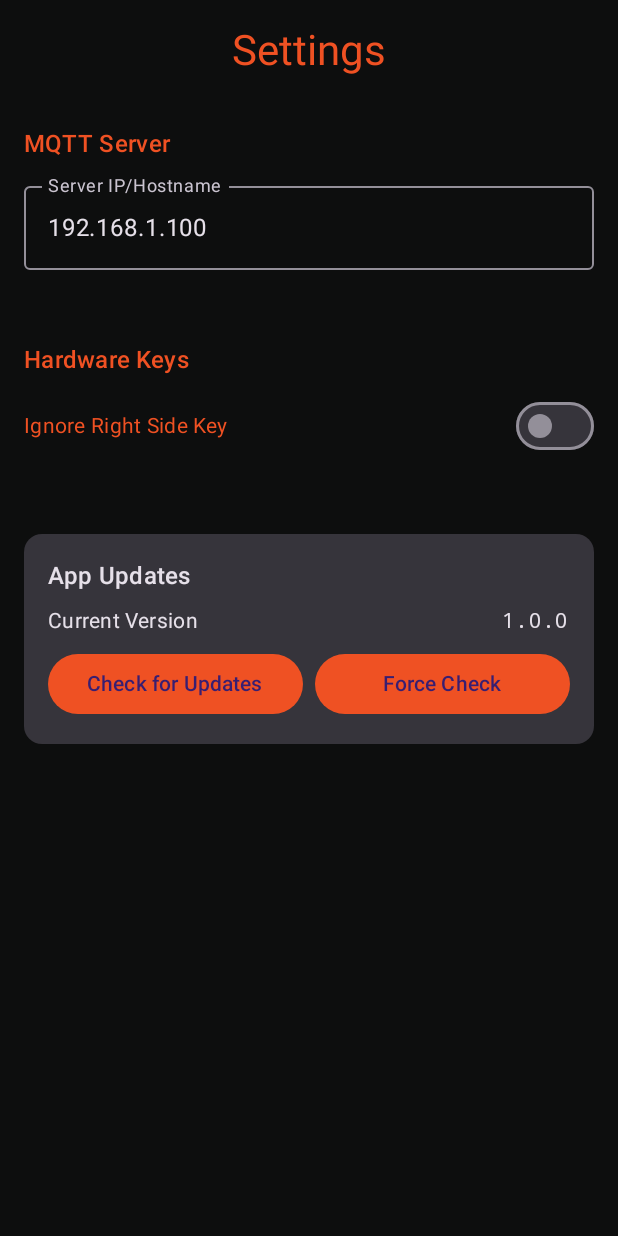
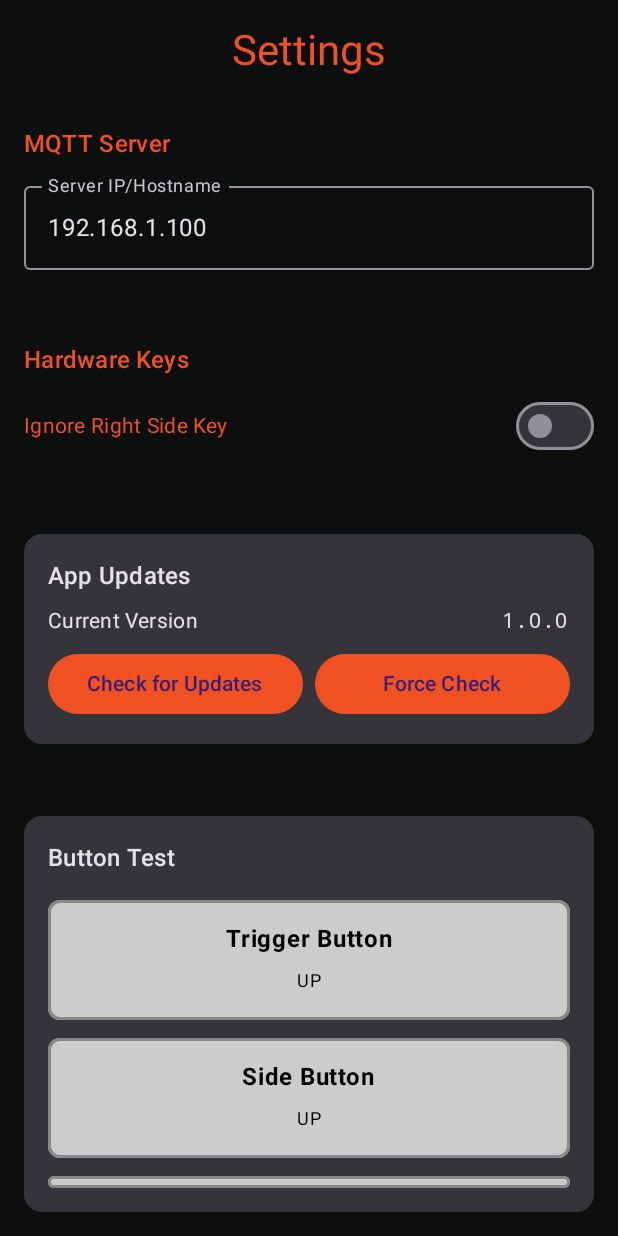
Before and after one commit to rainrental/Rainrental, an Android app built with Jetpack Compose: the composable SettingsScreen shown on its own in the app's theme, on a phone screen of 412 x 824 dp. Run offline under Robolectric (Android 15) with nearby library versions, the phone set to English and light mode, and no system bars; our stand-ins replace Dagger/Hilt's generated code; libraries missing offline, so code that uses them is left out: com.hivemq.client, com.rscja.deviceapi.

Commit message:
Add settings page with embedded button test functionality

```diff
--- a/app/src/main/java/org/rainrental/rainrentalrfid/app/MainApp.kt
+++ b/app/src/main/java/org/rainrental/rainrentalrfid/app/MainApp.kt
@@ -41,7 +41,6 @@ import org.rainrental.rainrentalrfid.home.presentation.HomeScreen
 import org.rainrental.rainrentalrfid.hunt.presentation.HuntScreen
 import org.rainrental.rainrentalrfid.inventory.presentation.InventoryScreen
 import org.rainrental.rainrentalrfid.continuousScanning.presentation.ContinuousScanningScreen
-import org.rainrental.rainrentalrfid.test.presentation.ButtonTestScreen
 import org.rainrental.rainrentalrfid.settings.presentation.SettingsScreen
 import org.rainrental.rainrentalrfid.toast.presentation.Toaster
 import org.rainrental.rainrentalrfid.auth.presentation.AuthScreen
@@ -115,7 +114,6 @@ fun MainApp(modifier: Modifier = Modifier) {
                             composable(NavigationRoutes.Radar.route) { RfidScreen() }
                             composable(NavigationRoutes.ContinuousScanning.route) { ContinuousScanningScreen() }
                             composable(NavigationRoutes.Inventory.route) { InventoryScreen() }
-                            composable(NavigationRoutes.ButtonTest.route) { ButtonTestScreen() }
                             composable(NavigationRoutes.Settings.route) { SettingsScreen() }
                         }
                     }
--- a/app/src/main/java/org/rainrental/rainrentalrfid/app/NavigationRoutes.kt
+++ b/app/src/main/java/org/rainrental/rainrentalrfid/app/NavigationRoutes.kt
@@ -29,10 +29,6 @@ enum class NavigationRoutes(val route: String, val title: String){
         route = "route_lookup",
         title = "Lookup"
     ),
-    ButtonTest(
-        route = "route_button_test",
-        title = "Button Test"
-    ),
     Settings(
         route = "route_settings",
         title = "Settings"
--- a/app/src/main/java/org/rainrental/rainrentalrfid/home/presentation/HomeScreen.kt
+++ b/app/src/main/java/org/rainrental/rainrentalrfid/home/presentation/HomeScreen.kt
@@ -65,9 +65,7 @@ private fun HomeScreen(modifier: Modifier = Modifier,onTap:(NavigationRoutes) ->
         Spacer(modifier = Modifier.height(buttonSpacing))
         AppButton(text = NavigationRoutes.ContinuousScanning.title.uppercase(), icon = Icons.Default.Search ) { onTap(NavigationRoutes.ContinuousScanning) }
         Spacer(modifier = Modifier.height(buttonSpacing))
-        AppButton(text = NavigationRoutes.ButtonTest.title.uppercase(), icon = Icons.Default.SmartButton ) { onTap(NavigationRoutes.ButtonTest) }
-//        Spacer(modifier = Modifier.height(buttonSpacing))
-//        AppButton(text = NavigationRoutes.Settings.title.uppercase(), icon = Icons.Default.Settings ) { onTap(NavigationRoutes.Settings) }
+        AppButton(text = NavigationRoutes.Settings.title.uppercase(), icon = Icons.Default.Settings ) { onTap(NavigationRoutes.Settings) }
 
         Spacer(modifier = Modifier.weight(1f))
     }
--- a/app/src/main/java/org/rainrental/rainrentalrfid/settings/presentation/SettingsScreen.kt
+++ b/app/src/main/java/org/rainrental/rainrentalrfid/settings/presentation/SettingsScreen.kt
@@ -10,6 +10,9 @@ import androidx.compose.foundation.layout.fillMaxWidth
 import androidx.compose.foundation.layout.height
 import androidx.compose.foundation.layout.padding
 import androidx.compose.foundation.layout.width
+import androidx.compose.foundation.background
+import androidx.compose.foundation.border
+import androidx.compose.foundation.shape.RoundedCornerShape
 import androidx.compose.material3.MaterialTheme
 import androidx.compose.material3.OutlinedTextField
 import androidx.compose.material3.Switch
@@ -25,6 +28,9 @@ import androidx.compose.ui.Modifier
 import androidx.compose.ui.tooling.preview.Preview
 import androidx.compose.ui.unit.dp
 import androidx.compose.ui.text.font.FontFamily
+import androidx.compose.ui.graphics.Color
+import androidx.compose.ui.text.font.FontWeight
+import androidx.compose.ui.unit.sp
 import androidx.hilt.navigation.compose.hiltViewModel
 
 @Composable
@@ -35,6 +41,11 @@ fun SettingsScreen() {
     val updateStatus by settingsViewModel.updateStatus.collectAsState()
     val updateProgress by settingsViewModel.updateProgress.collectAsState()
     val isUpdateInProgress by settingsViewModel.isUpdateInProgress.collectAsState()
+
+    // Button test states
+    val triggerState by settingsViewModel.triggerState.collectAsState()
+    val sideState by settingsViewModel.sideState.collectAsState()
+    val auxState by settingsViewModel.auxState.collectAsState()
 
     SettingsScreen(
         modifier = Modifier,
@@ -48,7 +59,10 @@ fun SettingsScreen() {
         onCheckForUpdates = { companyId, forceCheck ->
             settingsViewModel.checkForUpdates(companyId, forceCheck)
         },
-        onClearUpdateStatus = settingsViewModel::clearUpdateStatus
+        onClearUpdateStatus = settingsViewModel::clearUpdateStatus,
+        triggerState = triggerState,
+        sideState = sideState,
+        auxState = auxState
     )
 }
 
@@ -63,7 +77,10 @@ fun SettingsScreen(
     onMqttServerIpChange: (String) -> Unit = {},
     onIgnoreRightSideKeyChange: (Boolean) -> Unit = {},
     onCheckForUpdates: (String, Boolean) -> Unit = { _, _ -> },
-    onClearUpdateStatus: () -> Unit = {}
+    onClearUpdateStatus: () -> Unit = {},
+    triggerState: ButtonState = ButtonState.UP,
+    sideState: ButtonState = ButtonState.UP,
+    auxState: ButtonState = ButtonState.UP
 ) {
     Column(
         modifier = modifier
@@ -207,8 +224,113 @@ fun SettingsScreen(
             }
         }
 
+        Spacer(modifier = Modifier.height(16.dp))
+
+        // Button Test Section
+        Card(
+            modifier = Modifier.fillMaxWidth()
+        ) {
+            Column(
+                modifier = Modifier.padding(16.dp)
+            ) {
+                Text(
+                    text = "Button Test",
+                    style = MaterialTheme.typography.titleMedium,
+                    modifier = Modifier.padding(bottom = 16.dp)
+                )
+
+                // Trigger Button
+                ButtonBox(
+                    title = "Trigger Button",
+                    state = triggerState,
+                    color = Color.Red
+                )
+
+                Spacer(modifier = Modifier.height(12.dp))
+
+                // Side Button
+                ButtonBox(
+                    title = "Side Button",
+                    state = sideState,
+                    color = Color.Blue
+                )
+
+                Spacer(modifier = Modifier.height(12.dp))
+
+                // Aux Button
+                ButtonBox(
+                    title = "Aux Button",
+                    state = auxState,
+                    color = Color.Green
+                )
+
+                Spacer(modifier = Modifier.height(12.dp))
+
+                Text(
+                    text = "Press the hardware buttons to see visual feedback",
+                    fontSize = 14.sp,
+                    color = MaterialTheme.colorScheme.onSurfaceVariant,
+                    modifier = Modifier.padding(top = 8.dp)
+                )
+            }
+        }
+
         Spacer(modifier = Modifier.weight(1f))
     }
+}
+
+@Composable
+private fun ButtonBox(
+    title: String,
+    state: ButtonState,
+    color: Color
+) {
+    val backgroundColor = when (state) {
+        ButtonState.UP -> Color.LightGray
+        ButtonState.DOWN -> color
+    }
+
+    val borderColor = when (state) {
+        ButtonState.UP -> Color.Gray
+        ButtonState.DOWN -> color
+    }
+
+    Column(
+        horizontalAlignment = Alignment.CenterHorizontally,
+        modifier = Modifier
+            .fillMaxWidth()
+            .height(80.dp)
+            .background(
+                color = backgroundColor,
+                shape = RoundedCornerShape(8.dp)
+            )
+            .border(
+                width = 2.dp,
+                color = borderColor,
+                shape = RoundedCornerShape(8.dp)
+            )
+            .padding(12.dp),
+        verticalArrangement = Arrangement.Center
+    ) {
+        Text(
+            text = title,
+            fontSize = 16.sp,
+            fontWeight = FontWeight.Bold,
+            color = if (state == ButtonState.DOWN) Color.White else Color.Black
+        )
+
+        Spacer(modifier = Modifier.height(4.dp))
+
+        Text(
+            text = state.name,
+            fontSize = 12.sp,
+            color = if (state == ButtonState.DOWN) Color.White else Color.Black
+        )
+    }
+}
+
+enum class ButtonState {
+    UP, DOWN
 }
 
 @Preview(widthDp = 360, heightDp = 640, uiMode = Configuration.UI_MODE_NIGHT_YES)
--- a/app/src/main/java/org/rainrental/rainrentalrfid/settings/presentation/SettingsViewModel.kt
+++ b/app/src/main/java/org/rainrental/rainrentalrfid/settings/presentation/SettingsViewModel.kt
@@ -11,6 +11,7 @@ import org.rainrental.rainrentalrfid.app.BaseViewModelDependencies
 import org.rainrental.rainrentalrfid.logging.Logger
 import org.rainrental.rainrentalrfid.update.UpdateManager
 import org.rainrental.rainrentalrfid.update.UpdateInfo
+import org.rainrental.rainrentalrfid.settings.presentation.ButtonState
 import javax.inject.Inject
 
 @HiltViewModel
@@ -34,6 +35,16 @@ class SettingsViewModel @Inject constructor(
 
     private val _isUpdateInProgress = MutableStateFlow(false)
     val isUpdateInProgress: StateFlow<Boolean> = _isUpdateInProgress.asStateFlow()
+
+    // Button test states
+    private val _triggerState = MutableStateFlow(ButtonState.UP)
+    val triggerState: StateFlow<ButtonState> = _triggerState.asStateFlow()
+
+    private val _sideState = MutableStateFlow(ButtonState.UP)
+    val sideState: StateFlow<ButtonState> = _sideState.asStateFlow()
+
+    private val _auxState = MutableStateFlow(ButtonState.UP)
+    val auxState: StateFlow<ButtonState> = _auxState.asStateFlow()
 
     init {
         loadSettings()
@@ -106,4 +117,35 @@ class SettingsViewModel @Inject constructor(
         _updateProgress.value = 0f
         _isUpdateInProgress.value = false
     }
+
+    // Button test event handlers
+    override fun onTriggerDown() {
+        logd("SettingsViewModel: onTriggerDown called")
+        _triggerState.value = ButtonState.DOWN
+    }
+
+    override fun onTriggerUp() {
+        logd("SettingsViewModel: onTriggerUp called")
+        _triggerState.value = ButtonState.UP
+    }
+
+    override fun onSideKeyDown() {
+        logd("SettingsViewModel: onSideKeyDown called")
+        _sideState.value = ButtonState.DOWN
+    }
+
+    override fun onSideKeyUp() {
+        logd("SettingsViewModel: onSideKeyUp called")
+        _sideState.value = ButtonState.UP
+    }
+
+    override fun onAuxKeyDown() {
+        logd("SettingsViewModel: onAuxKeyDown called")
+        _auxState.value = ButtonState.DOWN
+    }
+
+    override fun onAuxKeyUp() {
+        logd("SettingsViewModel: onAuxKeyUp called")
+        _auxState.value = ButtonState.UP
+    }
 }
```
